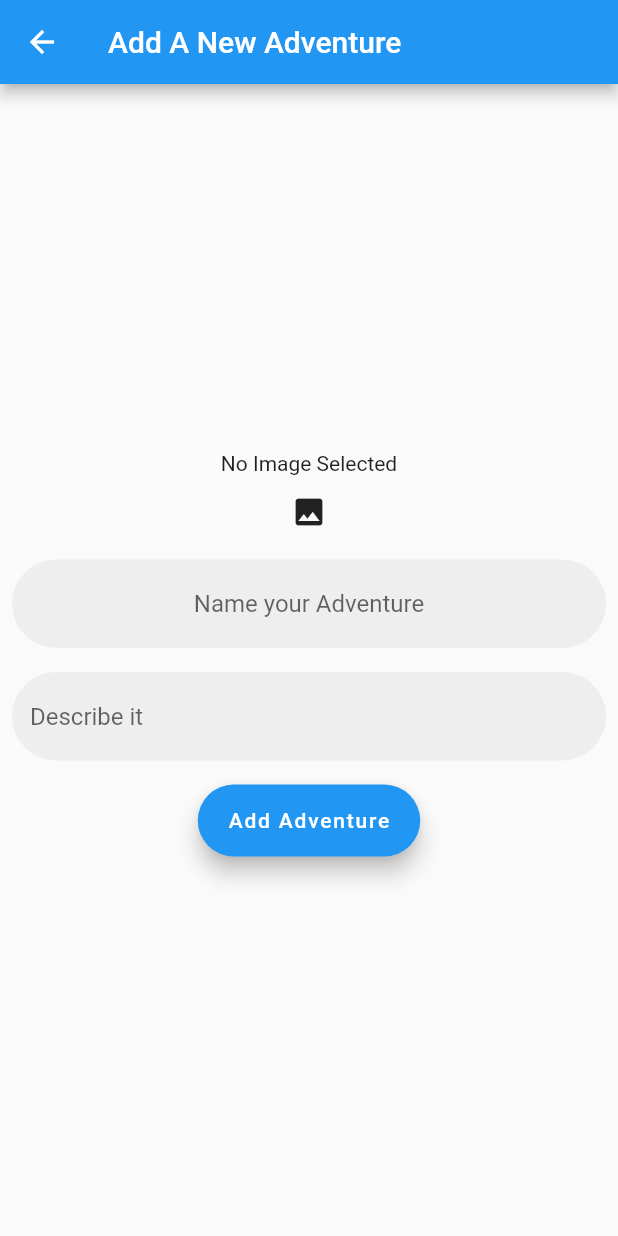
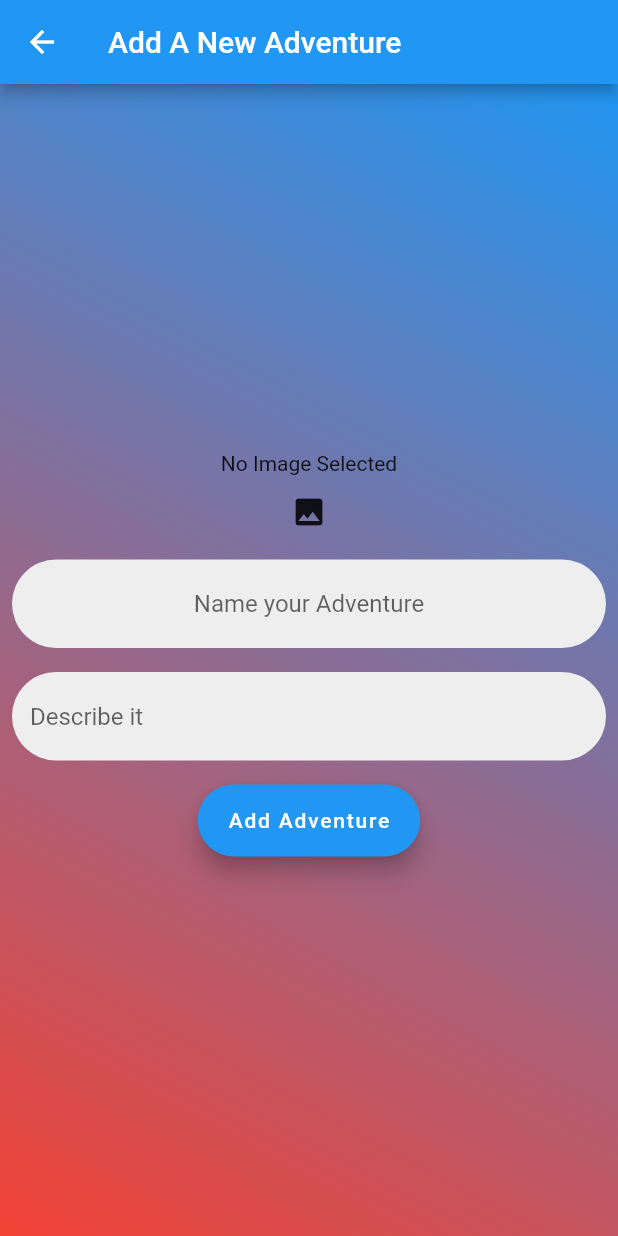
Before and after one commit to AgnellusX1/TravelEX, a Flutter app: the screen it shows after launch, after a tap on "Login", after a tap on "Begin a New Adventure", on a phone screen of 412 x 824 dp. Run offline on Flutter 3.47's test engine with Material 2 defaults, Android fonts, the phone set to English and light mode, and no system bars; our stand-ins replace fluttertoast, google_fonts, hive, hive_flutter, image_picker; accounts and stored records are empty; generated files the repository leaves out were written again.

Commit message:
ADDED: Overall UI and Theme | Logo

```diff
--- a/lib/main.dart
+++ b/lib/main.dart
@@ -1,4 +1,5 @@
 import 'package:flutter/material.dart';
+import 'package:flutter/services.dart';
 import 'package:path_provider/path_provider.dart' as path_provider;
 import 'package:travel_ex/services/wrapper.dart';
 
@@ -18,6 +19,9 @@ class MyApp extends StatelessWidget {
   // This widget is the root of your application.
   @override
   Widget build(BuildContext context) {
+    SystemChrome.setSystemUIOverlayStyle(SystemUiOverlayStyle(
+        statusBarColor: Colors.blue
+    ));
     return MaterialApp(
       home: Wrapper(),
     );
--- a/lib/screens/add.dart
+++ b/lib/screens/add.dart
@@ -70,6 +70,11 @@ class _AddState extends State<Add> {
           title: Text("Add A New Adventure"),
         ),
         body: Container(
+          decoration: BoxDecoration(
+              gradient: LinearGradient(
+                  begin: Alignment.topRight,
+                  end: Alignment.bottomLeft,
+                  colors: [Colors.blue, Colors.red])),
           child: Column(mainAxisAlignment: MainAxisAlignment.center, children: [
             Center(
               child: _image == null
--- a/lib/screens/home.dart
+++ b/lib/screens/home.dart
@@ -44,6 +44,7 @@ class _HomeState extends State<Home> {
                   valueListenable: ReadBox.listenable(),
                   builder: (context, Box ReadBox, _) {
                     return ListView.separated(
+
                       itemBuilder: (context, index) {
                         final memory = ReadBox.getAt(index) as Model;
                         return Card(
--- a/lib/screens/signIn.dart
+++ b/lib/screens/signIn.dart
@@ -1,4 +1,5 @@
 import 'package:flutter/material.dart';
+import 'package:google_fonts/google_fonts.dart';
 import 'package:travel_ex/screens/home.dart';
 
 class SignIn extends StatefulWidget {
@@ -11,11 +12,25 @@ class _SignInState extends State<SignIn> {
   Widget build(BuildContext context) {
     return new Scaffold(
       body: SafeArea(
+        child: Container(
+          decoration: BoxDecoration(
+              gradient: LinearGradient(
+                  begin: Alignment.topRight,
+                  end: Alignment.bottomLeft,
+                  colors: [Colors.blue, Colors.red])),
           child: ListView(padding: EdgeInsets.all(18.0), children: <Widget>[
-          Image.asset(
-            "assets/travelex.gif",
-            height: 250,
-            width: 250,
+            ClipRRect(
+              borderRadius: BorderRadius.circular(20),
+              child: Image.asset("assets/travelex.gif",
+                  height: 250, width: 250, fit: BoxFit.fill,),
+            ),
+            Text(
+              'TravelEX',
+              textAlign: TextAlign.center,
+              style: GoogleFonts.pacifico(
+                fontSize: 40,
+                textStyle: TextStyle(color: Colors.blue, letterSpacing: .5),
+              ),
             ),
             Padding(
               padding: const EdgeInsets.all(8.0),
@@ -54,6 +69,7 @@ class _SignInState extends State<SignIn> {
             )
           ]),
         ),
+      ),
       floatingActionButton: FloatingActionButton.extended(
         label: Text('Login'),
         icon: Icon(Icons.done),
--- a/pubspec.yaml
+++ b/pubspec.yaml
@@ -54,6 +54,10 @@ dependencies:
 
   convert: ^2.1.1
 
+  google_fonts: ^1.1.1
+
+  flutter_statusbarcolor: ^0.2.3
+
 dev_dependencies:
   flutter_test:
     sdk: flutter
```
Also changed, not shown: pubspec.lock. Lines whose indentation alone changed are shown as unchanged.
